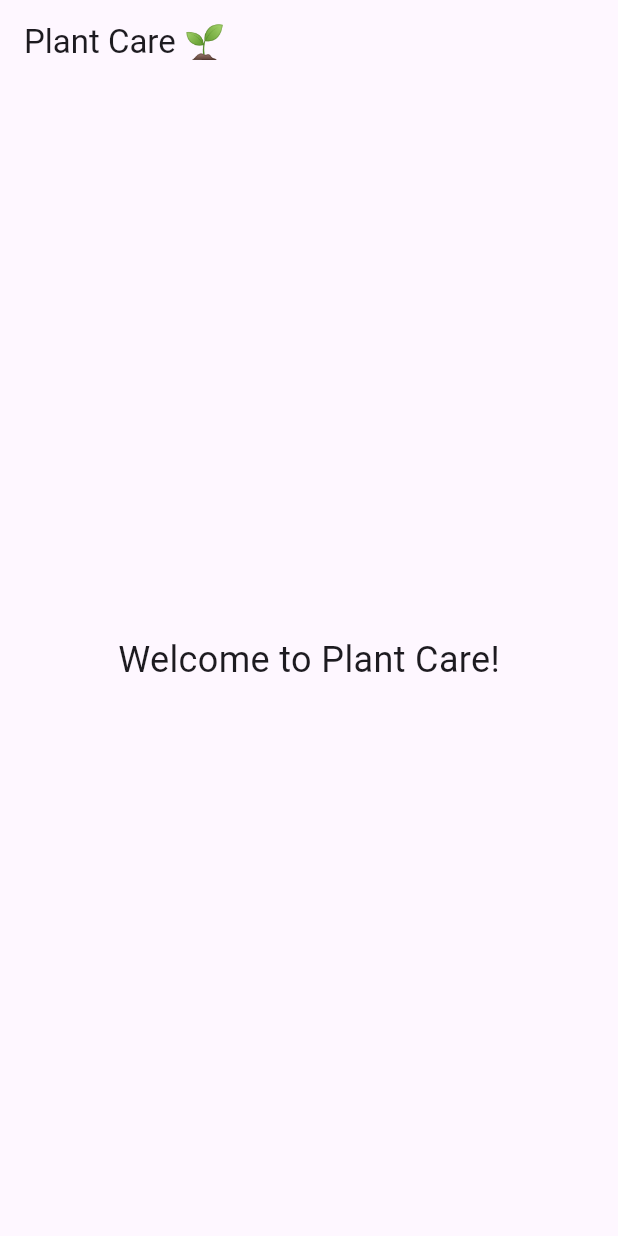
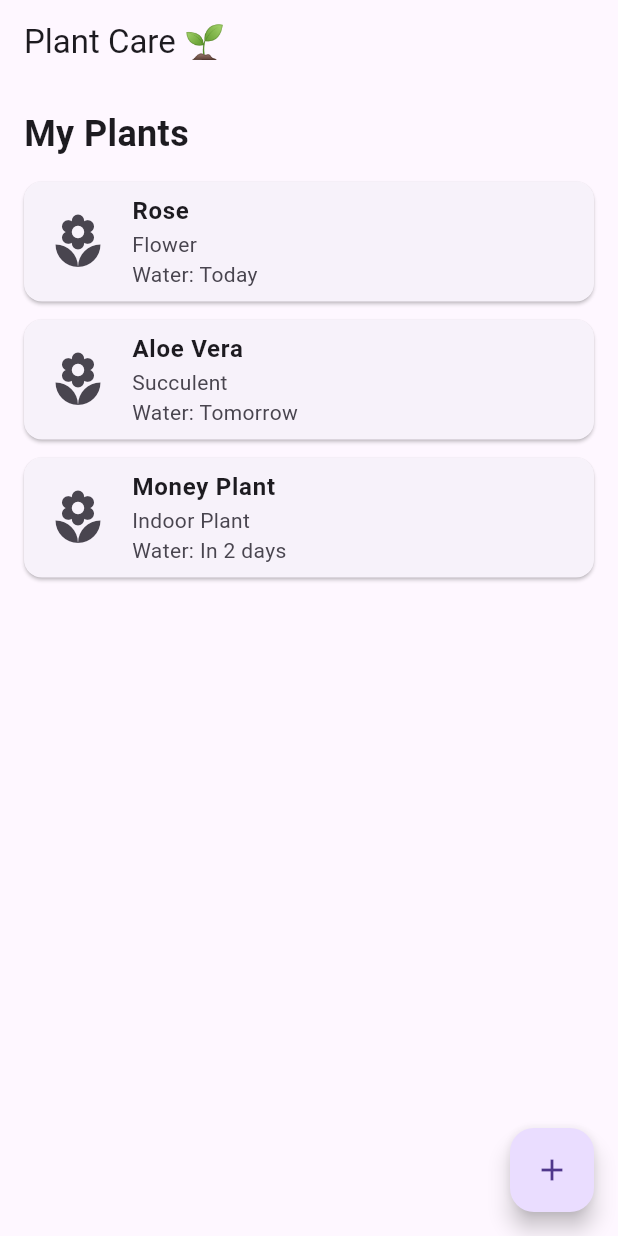
Before and after one commit to tadakaradhika2-art/plant-care-water-reminder, a Flutter app: the screen it shows after launch, on a phone screen of 412 x 824 dp. Run offline on Flutter 3.47's test engine with Material 3 defaults, Android fonts, the phone set to English and light mode, and no system bars.

Commit message:
Add plant list to home screen

```diff
--- a/lib/main.dart
+++ b/lib/main.dart
@@ -29,12 +29,72 @@ class HomeScreen extends StatelessWidget {
       appBar: AppBar(
         title: const Text('Plant Care 🌱'),
       ),
-      body: const Center(
-        child: Text(
-          'Welcome to Plant Care!',
-          style: TextStyle(fontSize: 24),
-        ),
+      body: ListView(
+        padding: const EdgeInsets.all(16),
+        children: const [
+          Text(
+            'My Plants',
+            style: TextStyle(
+              fontSize: 24,
+              fontWeight: FontWeight.bold,
+            ),
+          ),
+          SizedBox(height: 15),
+
+          PlantCard(
+            name: 'Rose',
+            type: 'Flower',
+            water: 'Today',
+          ),
+
+          PlantCard(
+            name: 'Aloe Vera',
+            type: 'Succulent',
+            water: 'Tomorrow',
+          ),
+
+          PlantCard(
+            name: 'Money Plant',
+            type: 'Indoor Plant',
+            water: 'In 2 days',
+          ),
+        ],
+      ),
+      floatingActionButton: FloatingActionButton(
+        onPressed: () {},
+        child: const Icon(Icons.add),
       ),
     );
   }
 }
+
+class PlantCard extends StatelessWidget {
+  final String name;
+  final String type;
+  final String water;
+
+  const PlantCard({
+    super.key,
+    required this.name,
+    required this.type,
+    required this.water,
+  });
+
+  @override
+  Widget build(BuildContext context) {
+    return Card(
+      margin: const EdgeInsets.only(bottom: 12),
+      child: ListTile(
+        leading: const Icon(
+          Icons.local_florist,
+          size: 40,
+        ),
+        title: Text(
+          name,
+          style: const TextStyle(fontWeight: FontWeight.bold),
+        ),
+        subtitle: Text('$type\nWater: $water'),
+      ),
+    );
+  }
+}
```
